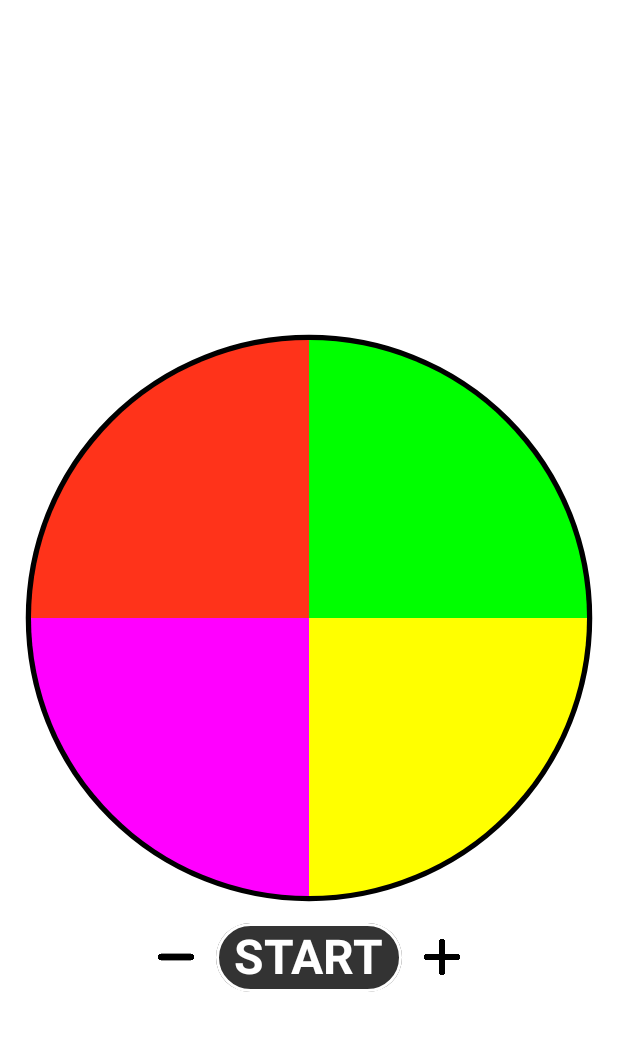
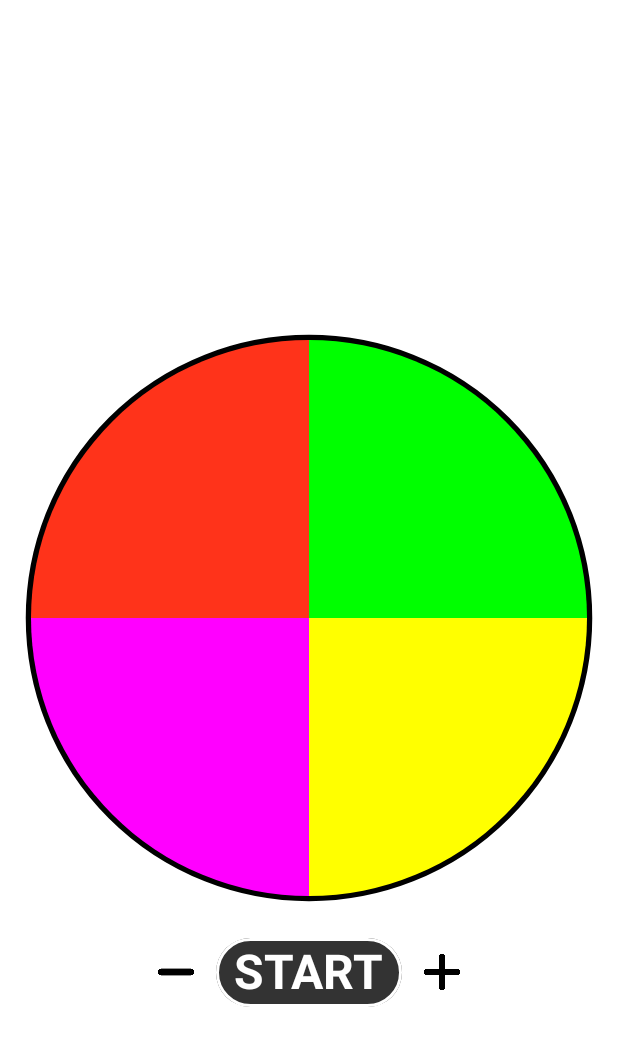
Before and after one commit to hyeok713/Cheater, an Android app built with Jetpack Compose: the @Preview function PreviewRouletteWheel, on a phone screen of 412 x 824 dp. Shown: the top 1046 px of the screen. Run offline under Robolectric (Android 15) with nearby library versions, the phone set to English and light mode, and no system bars; our stand-ins replace Dagger/Hilt's generated code.

Commit message:
edit: start button & inc/dec target offset

```diff
--- a/app/src/main/java/com/hackvem/games/screen/roulette/RouletteView.kt
+++ b/app/src/main/java/com/hackvem/games/screen/roulette/RouletteView.kt
@@ -42,6 +42,8 @@ import com.hackvem.games.screen.roulette.RouletteViewModel.Companion.MIN_CANDIDA
 import com.hackvem.games.screen.roulette.RouletteViewModel.Companion.ROUND_ANGLE
 import java.util.*
 
+private const val TIME_RESET = 1000
+private const val TIME_RUNNING = 5000
 @SuppressLint("MutableCollectionMutableState")
 @OptIn(ExperimentalAnimationApi::class)
 @Composable
@@ -73,7 +75,7 @@ fun RouletteGameView() {
         val animatedProgress by animateFloatAsState(
             targetValue = if (gameStatus == GameStatus.READY) 0f else targetValue,
             animationSpec = tween(
-                durationMillis = if (gameStatus != GameStatus.READY) 3000 else 1000,
+                durationMillis = if (gameStatus != GameStatus.READY) TIME_RUNNING else TIME_RESET,
                 easing = FastOutSlowInEasing,
             ),
             finishedListener = {
@@ -122,7 +124,7 @@ fun RouletteGameView() {
             GameStatus.READY -> {
                 Box(
                     modifier = Modifier
-                        .offset(0.dp, maxWidth / 2 + 20.dp)
+                        .offset(0.dp, maxWidth / 2 + 30.dp)
                         .background(
                             color = Color.Black.copy(alpha = 0.8f),
                             shape = RoundedCornerShape(32.dp)
@@ -147,7 +149,7 @@ fun RouletteGameView() {
                 Row(
                     modifier = Modifier
                         .fillMaxWidth()
-                        .offset(0.dp, (maxWidth / 2) + 20.dp),
+                        .offset(0.dp, (maxWidth / 2) + 30.dp),
                     horizontalArrangement = Arrangement.SpaceEvenly
                 ) {
                     val isMin = targetList.size > MIN_CANDIDATE
@@ -226,7 +228,7 @@ fun RouletteGameView() {
             transitionSpec = {
                 slideInVertically { it } with slideOutVertically { -it }
             },
-            modifier = Modifier.offset(0.dp, maxWidth / 2 + 20.dp)
+            modifier = Modifier.offset(0.dp, maxWidth / 2 + 30.dp)
         ) {
             Text(
                 text = it,
```
